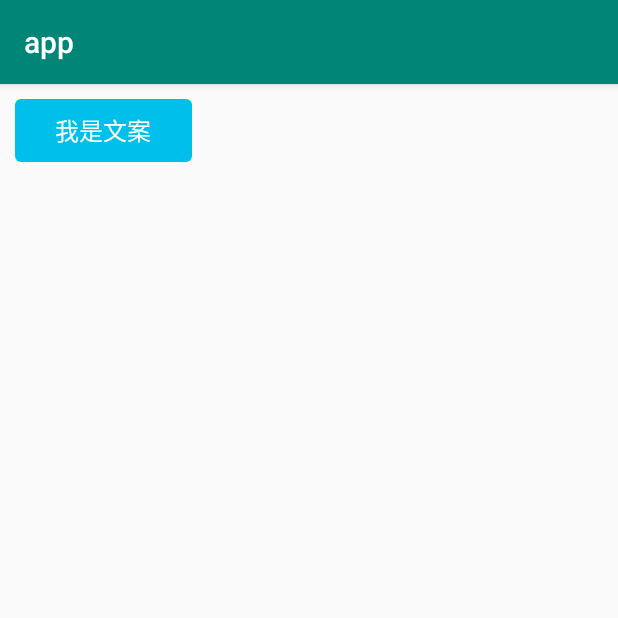
After one commit to 13120241790/customview, an Android app: the JuLiveTextViewActivity screen opened directly, with no data from a screen before it, on a phone screen of 412 x 824 dp, the top half of it. The commit adds this screen. Run offline under Robolectric (Android 15) with nearby library versions, the phone set to English and light mode, and no system bars.

Commit message:
commit RectTextView and CircularTextView

```diff
--- a/app/src/main/AndroidManifest.xml
+++ b/app/src/main/AndroidManifest.xml
@@ -20,6 +20,7 @@
         <activity android:name=".constraintlayout.ConstraintLayoutActivity" />
         <activity android:name=".ShowProgressBarActivity" />
         <activity android:name=".ShowSurfaceViewLucyPanActivity" />
+        <activity android:name=".JuLiveTextViewActivity" />
     </application>
 
 </manifest>
--- /dev/null
+++ b/app/src/main/java/com/custom/view/JuLiveTextViewActivity.java
@@ -0,0 +1,13 @@
+package com.custom.view;
+
+import android.os.Bundle;
+import android.support.annotation.Nullable;
+import android.support.v7.app.AppCompatActivity;
+
+public class JuLiveTextViewActivity extends AppCompatActivity {
+    @Override
+    protected void onCreate(@Nullable Bundle savedInstanceState) {
+        super.onCreate(savedInstanceState);
+        setContentView(R.layout.activity_ju_live_text_view);
+    }
+}
--- a/app/src/main/java/com/custom/view/MainActivity.java
+++ b/app/src/main/java/com/custom/view/MainActivity.java
@@ -6,6 +6,7 @@ import android.os.Bundle;
 import android.view.View;
 
 import com.custom.view.constraintlayout.ConstraintLayoutActivity;
+import com.custom.view.julivetextview.JuLiveTextView;
 
 public class MainActivity extends AppCompatActivity {
 
@@ -26,4 +27,8 @@ public class MainActivity extends AppCompatActivity {
     public void surfaceViewLucyPan(View view) {
         startActivity(new Intent(this,ShowSurfaceViewLucyPanActivity.class));
     }
+
+    public void juLiveTextView(View view) {
+        startActivity(new Intent(this, JuLiveTextViewActivity.class));
+    }
 }
--- /dev/null
+++ b/app/src/main/java/com/custom/view/julivetextview/CircularTextView.java
@@ -0,0 +1,54 @@
+package com.custom.view.julivetextview;
+
+import android.content.Context;
+import android.content.res.TypedArray;
+import android.graphics.Canvas;
+import android.graphics.Paint;
+import android.graphics.RectF;
+import android.support.annotation.Nullable;
+import android.support.v7.widget.AppCompatTextView;
+import android.util.AttributeSet;
+import android.view.Gravity;
+
+import com.custom.view.R;
+
+public class CircularTextView extends AppCompatTextView {
+
+    private float mCircularRadius;
+
+    private RectF circularRect;
+
+    private Paint mPaint;
+
+    public CircularTextView(Context context) {
+        this(context, null);
+    }
+
+    public CircularTextView(Context context, @Nullable AttributeSet attrs) {
+        this(context, attrs, 0);
+    }
+
+    public CircularTextView(Context context, @Nullable AttributeSet attrs, int defStyleAttr) {
+        super(context, attrs, defStyleAttr);
+        TypedArray typedArray = context.obtainStyledAttributes(attrs, R.styleable.CircularTextView);
+        mCircularRadius = typedArray.getDimension(R.styleable.CircularTextView_circularRadius, 0);
+        mPaint = new Paint();
+        mPaint.setStyle(Paint.Style.STROKE);
+        mPaint.setColor(getCurrentTextColor());
+        mPaint.setStrokeWidth(2);
+        mPaint.setAntiAlias(true);
+        circularRect = new RectF();
+        setGravity(Gravity.CENTER);
+        typedArray.recycle();
+    }
+
+    @Override
+    protected void onDraw(Canvas canvas) {
+        super.onDraw(canvas);
+        circularRect.left = 0;
+        circularRect.right = getWidth();
+        circularRect.top = 0;
+        circularRect.bottom = getHeight();
+        canvas.drawRoundRect(circularRect, mCircularRadius, mCircularRadius, mPaint);
+    }
+}
--- /dev/null
+++ b/app/src/main/java/com/custom/view/julivetextview/JuLiveTextView.java
@@ -0,0 +1,201 @@
+package com.custom.view.julivetextview;
+
+import android.content.Context;
+import android.content.res.TypedArray;
+import android.graphics.Canvas;
+import android.graphics.Paint;
+import android.graphics.Rect;
+import android.graphics.RectF;
+import android.support.annotation.Nullable;
+import android.support.v7.widget.AppCompatTextView;
+import android.util.AttributeSet;
+import android.util.DisplayMetrics;
+import android.util.Log;
+import android.util.TypedValue;
+
+import com.custom.view.R;
+
+public class JuLiveTextView extends AppCompatTextView {
+
+    private static final String TAG = JuLiveTextView.class.getSimpleName();
+
+    private int mode;
+
+    private int filletColor;
+
+    private float filletRadius;
+
+    private int circularColor;
+
+    private float circularLineSize;
+
+    private float circularRadius;
+    /**
+     * 文字画笔
+     */
+    private Paint mPaint;
+
+    private Paint filletPaint;
+
+    private Paint circularPaint;
+
+    private Rect mBound;
+
+    private RectF filletRect;
+
+    private RectF circularRect;
+
+
+
+    /**
+     * <declare-styleable name="JuLiveTextView">
+     * <attr name="Mode">
+     * <enum name="Fillet" value="0" /> <!--圆角模式-->
+     * <enum name="Circular" value="1" /><!--圆形模式-->
+     * </attr>
+     * <attr name="filletColor" format="color" /> <!--圆角模式下背景颜色-->
+     * <attr name="filletRadius" format="dimension" /> <!--圆角模式下圆角半径-->
+     * <attr name="circularColor" format="color" /> <!--圆形模式下边框线颜色-->
+     * <attr name="circularLineSize" format="dimension" /> <!--圆形模式下边框线粗细-->
+     * </declare-styleable>
+     */
+
+
+    public JuLiveTextView(Context context) {
+        this(context, null);
+    }
+
+    public JuLiveTextView(Context context, @Nullable AttributeSet attrs) {
+        this(context, attrs, 0);
+    }
+
+    public JuLiveTextView(Context context, @Nullable AttributeSet attrs, int defStyleAttr) {
+        super(context, attrs, defStyleAttr);
+        TypedArray typedArray = context.obtainStyledAttributes(attrs, R.styleable.JuLiveTextView);
+        mode = typedArray.getInt(R.styleable.JuLiveTextView_Mode, ShapeMode.NORMAL.getMode());
+        if (mode == ShapeMode.FILLET.getMode()) {
+            filletColor = typedArray.getColor(R.styleable.JuLiveTextView_filletColor, 0);
+            filletRadius = typedArray.getDimension(R.styleable.JuLiveTextView_filletRadius, 0);
+
+            filletPaint = new Paint();
+            filletPaint.setColor(filletColor);
+            filletPaint.setStyle(Paint.Style.FILL);
+            filletPaint.setAntiAlias(true);
+
+            filletRect = new RectF();
+
+
+        } else if (mode == ShapeMode.CIRCULAR.getMode()) {
+            circularColor = typedArray.getColor(R.styleable.JuLiveTextView_circularColor, 0);
+            circularLineSize = typedArray.getDimension(R.styleable.JuLiveTextView_circularLineSize, 0);
+            circularRadius = typedArray.getDimension(R.styleable.JuLiveTextView_filletRadius, 0);
+
+            circularPaint = new Paint();
+            circularPaint.setStyle(Paint.Style.STROKE);
+            circularPaint.setColor(circularColor);
+            circularPaint.setStrokeWidth(circularLineSize);
+            circularPaint.setAntiAlias(true);
+
+            circularRect = new RectF();
+        } else {
+            throw new IllegalArgumentException("ShapeMode must be specified as FILLET or CIRCULAR, otherwise use TextView");
+        }
+        mPaint = new Paint();
+        mPaint.setTextSize(getTextSize());
+        mPaint.setAntiAlias(true);
+        mPaint.setColor(getTextColors().getDefaultColor());
+        mBound = new Rect();
+        mPaint.getTextBounds(getText().toString(), 0, getText().length(), mBound);
+        typedArray.recycle();
+    }
+
+    @Override
+    protected void onDraw(Canvas canvas) {
+        super.onDraw(canvas);
+        Log.e(TAG, "with = " + getWidth());
+        Log.e(TAG, "MeasuredHeight = " + getMeasuredHeight());
+        Log.e(TAG, "height = " + getHeight());
+        Log.e(TAG, "MeasuredHeight = " + getMeasuredHeight());
+
+        Log.e(TAG, "getLeft = " + getLeft());
+        Log.e(TAG, "getRight = " + getRight());
+        Log.e(TAG, "getTop = " + getTop());
+        Log.e(TAG, "getBottom = " + getBottom());
+
+        Log.e(TAG, "getPaddingLeft = " + getPaddingLeft());
+        Log.e(TAG, "getPaddingRight = " + getPaddingRight());
+        Log.e(TAG, "getPaddingTop = " + getPaddingTop());
+        Log.e(TAG, "getPaddingBottom = " + getPaddingBottom());
+
+//        setClipBounds();
+
+//        getBackground().setBounds();
+        if (mode == ShapeMode.FILLET.getMode()) {
+            filletRect.left = 0;
+            filletRect.right = getWidth();
+            filletRect.top = 0;
+            filletRect.bottom = getHeight();
+            canvas.drawRoundRect(filletRect, filletRadius, filletRadius, filletPaint);
+            canvas.drawText(getText().toString(), getWidth() / 2 - mBound.width() * 1.0f / 2, getHeight() / 2 + mBound.height() * 1.0f / 2, mPaint);
+        } else {
+            circularRect.left = 0;
+            circularRect.right = getWidth();
+            circularRect.top = 0;
+            circularRect.bottom = getHeight();
+            canvas.drawRoundRect(circularRect, circularRadius, circularRadius, circularPaint);
+        }
+    }
+
+    public enum ShapeMode {
+        /**
+         * 普通模式
+         */
+        NORMAL(0),
+        /**
+         * 圆角模式
+         */
+        FILLET(1),
+        /**
+         * 圆形模式
+         */
+        CIRCULAR(2);
+
+        private int mode;
+
+        ShapeMode(int mode) {
+            this.mode = mode;
+        }
+
+        public int getMode() {
+            return mode;
+        }
+
+        public static ShapeMode setValue(int mode) {
+            for (ShapeMode s : ShapeMode.values()) {
+                if (mode == s.getMode()) {
+                    return s;
+                }
+            }
+            return NORMAL;
+        }
+    }
+
+
+
+    private int dpToPx(Context context, int dp) {
+        return dp * (context.getResources().getDisplayMetrics().densityDpi / DisplayMetrics.DENSITY_DEFAULT);
+    }
+
+    private int pxToDp(Context context, int px) {
+        return px / (context.getResources().getDisplayMetrics().densityDpi / DisplayMetrics.DENSITY_DEFAULT);
+    }
+
+    private float spToPx(Context context, float sp) {
+        return TypedValue.applyDimension(TypedValue.COMPLEX_UNIT_SP, sp, context.getResources().getDisplayMetrics());
+    }
+
+    private int pxToSp(Context context, float px) {
+        float fontScale = context.getResources().getDisplayMetrics().scaledDensity;
+        return (int) (px / fontScale + 0.5f);
+    }
+}
--- /dev/null
+++ b/app/src/main/java/com/custom/view/julivetextview/RectTextView.java
@@ -0,0 +1,56 @@
+package com.custom.view.julivetextview;
+
+import android.content.Context;
+import android.content.res.TypedArray;
+import android.graphics.Canvas;
+import android.graphics.Paint;
+import android.graphics.RectF;
+import android.support.v7.widget.AppCompatTextView;
+import android.util.AttributeSet;
+import android.view.Gravity;
+
+import com.custom.view.R;
+
+public class RectTextView extends AppCompatTextView {
+
+    private Paint mPaint;
+    private RectF mRect;
+    private float mRectRadius;
+
+    public RectTextView(Context context) {
+        this(context, null);
+    }
+
+    public RectTextView(Context context, AttributeSet attrs) {
+        this(context, attrs, 0);
+    }
+
+    public RectTextView(Context context, AttributeSet attrs, int defStyleAttr) {
+        super(context, attrs, defStyleAttr);
+        TypedArray typedArray = context.obtainStyledAttributes(attrs, R.styleable.RectTextView);
+        mRectRadius = typedArray.getDimension(R.styleable.RectTextView_rectRadius, 0);
+        int rectColor = typedArray.getColor(R.styleable.RectTextView_rectColor, 0);
+        mPaint = new Paint();
+        mPaint.setColor(rectColor);
+        mPaint.setStyle(Paint.Style.FILL);
+        mPaint.setAntiAlias(true);
+        mRect = new RectF();
+        setGravity(Gravity.CENTER);
+//        Drawable drawable = getResources().getDrawable(R.mipmap.ic_launcher);
+//        drawable.setBounds(0, 0, (int) getTextSize(), (int) getTextSize());
+//        Log.e("padding", "getCompoundPaddingLeft :" + getCompoundPaddingLeft());
+//        setCompoundDrawables(drawable, null, null, null);
+        typedArray.recycle();
+    }
+
+    @Override
+    protected void onDraw(Canvas canvas) {
+        mRect.left = 0;
+        mRect.right = getWidth();
+        mRect.top = 0;
+        mRect.bottom = getHeight();
+        canvas.drawRoundRect(mRect, mRectRadius, mRectRadius, mPaint);
+        super.onDraw(canvas);
+    }
+
+}
--- /dev/null
+++ b/app/src/main/java/com/custom/view/progressbar/CustomProgressBar.java
@@ -0,0 +1,115 @@
+package com.custom.view.progressbar;
+
+import android.content.Context;
+import android.content.res.TypedArray;
+import android.graphics.Canvas;
+import android.graphics.Color;
+import android.graphics.Paint;
+import android.graphics.Rect;
+import android.graphics.RectF;
+import android.support.annotation.Nullable;
+import android.util.AttributeSet;
+import android.view.View;
+
+import com.custom.view.R;
+
+public class CustomProgressBar extends View {
+
+    private int firstColor;
+    private int secondColor;
+    private int circleWidth;
+    private int speed;
+    private Paint mPaint;
+    private Paint textPaint;
+
+    /**
+     * 当前进度
+     */
+    private int mProgress;
+
+    /**
+     * 是否应该开始下一个
+     */
+    private boolean isNext = false;
+
+    public CustomProgressBar(Context context, @Nullable AttributeSet attrs) {
+        this(context, attrs, 0);
+    }
+
+    public CustomProgressBar(Context context, @Nullable AttributeSet attrs, int defStyleAttr) {
+        super(context, attrs, defStyleAttr);
+        TypedArray a = context.getTheme().obtainStyledAttributes(attrs, R.styleable.CustomProgressBar, defStyleAttr, 0);
+        firstColor = a.getColor(R.styleable.CustomProgressBar_firstColor, Color.TRANSPARENT);
+        secondColor = a.getColor(R.styleable.CustomProgressBar_secondColor, Color.YELLOW);
+        circleWidth = (int) a.getDimension(R.styleable.CustomProgressBar_circleWidth, 30);
+        speed = a.getInt(R.styleable.CustomProgressBar_speed, 20);
+        a.recycle();
+
+        mPaint = new Paint();
+        textPaint = new Paint();
+
+        new Thread(new Runnable() {
+            @Override
+            public void run() {
+                while (true) {
+                    mProgress++;
+                    if (mProgress == 100) {
+                        mProgress = 0;
+                    }
+
+//                    if (!isNext) {
+//                        isNext = true;
+//                    } else {
+//                        isNext = false;
+//                    }
+
+                    postInvalidate();
+
+                    try {
+                        Thread.sleep(speed);
+                    } catch (InterruptedException e) {
+                        e.printStackTrace();
+                    }
+                }
+            }
+        }).start();
+    }
+
+
+    @Override
+    protected void onDraw(Canvas canvas) {
+        int centre = getWidth() / 2;//获取圆形 x 坐标
+        int radius = centre - circleWidth / 2;// 半径
+        mPaint.setStrokeWidth(circleWidth); // 设置圆环的宽度
+        mPaint.setAntiAlias(true); // 消除锯齿
+        mPaint.setStyle(Paint.Style.STROKE); // 设置空心
+        RectF oval = new RectF(centre - radius, centre - radius, centre + radius, centre + radius); // 用于定义的圆弧的形状和大小的界限
+//        if (!isNext) {// 第一颜色的圈完整，第二颜色跑
+        mPaint.setColor(firstColor); // 设置圆环的颜色 目前为透明色
+        canvas.drawCircle(centre, centre, radius, mPaint); // 画出圆环
+        mPaint.setColor(secondColor); // 设置圆环的颜色
+
+        //画百分比文字
+        textPaint.setTextSize(50);
+        textPaint.setColor(Color.BLACK);
+        textPaint.setAntiAlias(true);
+        textPaint.setStyle(Paint.Style.FILL);
+        Rect textBound = new Rect();
+        String mPercentText = mProgress + "%";
+        textPaint.getTextBounds(mPercentText, 0, mPercentText.length(), textBound);
+        canvas.drawText(mPercentText, getWidth() / 2 - textBound.width() / 2, getHeight() / 2 + textBound.height() / 2, textPaint);
+
+
+//        canvas.drawText(mProgress + "%", centre - circleWidth, centre - circleWidth, textPaint);
+
+        //画进度
+        canvas.drawArc(oval, -90, (float) (mProgress * (3.6)), false, mPaint); // 根据进度画圆弧
+//        } else {
+//            mPaint.setColor(secondColor); // 设置圆环的颜色
+//            canvas.drawCircle(centre, centre, radius, mPaint); // 画出圆环
+//            mPaint.setColor(firstColor); // 设置圆环的颜色
+//            canvas.drawArc(oval, -90, mProgress, false, mPaint); // 根据进度画圆弧
+//        }
+
+    }
+}
--- /dev/null
+++ b/app/src/main/res/layout/activity_ju_live_text_view.xml
@@ -0,0 +1,65 @@
+<?xml version="1.0" encoding="utf-8"?>
+<android.support.constraint.ConstraintLayout xmlns:android="http://schemas.android.com/apk/res/android"
+    xmlns:zhy="http://schemas.android.com/apk/res-auto"
+    android:layout_width="match_parent"
+    android:layout_height="match_parent">
+
+
+    <com.custom.view.julivetextview.JuLiveTextView
+        android:id="@+id/tv1"
+        android:layout_width="118dp"
+        android:layout_height="42dp"
+        android:layout_marginLeft="10dp"
+        android:layout_marginTop="10dp"
+        android:text="我是文案"
+        android:textColor="#FFF"
+        android:textSize="16sp"
+        android:visibility="gone"
+        zhy:Mode="Fillet"
+        zhy:filletColor="#00C0EB"
+        zhy:filletRadius="4dp"
+        zhy:layout_constraintLeft_toLeftOf="parent"
+        zhy:layout_constraintTop_toTopOf="parent" />
+
+
+    <com.custom.view.julivetextview.JuLiveTextView
+        android:layout_width="230dp"
+        android:layout_height="44dp"
+        android:layout_marginLeft="10dp"
+        android:gravity="center"
+        android:text="我是文案"
+        android:textColor="#00C0EB"
+        android:textSize="16sp"
+        android:visibility="gone"
+        zhy:Mode="Circular"
+        zhy:circularColor="#00C0EB"
+        zhy:circularLineSize="1dp"
+        zhy:filletRadius="22dp"
+        zhy:layout_constraintLeft_toRightOf="@id/tv1"
+        zhy:layout_constraintTop_toTopOf="@id/tv1" />
+
+    <com.custom.view.julivetextview.CircularTextView
+        android:layout_width="230dp"
+        android:layout_height="44dp"
+        android:layout_margin="10dp"
+        android:text="我是文案"
+        android:textColor="#00C0EB"
+        android:textSize="16sp"
+        android:visibility="gone"
+        zhy:circularRadius="22dp"
+        zhy:layout_constraintLeft_toLeftOf="parent"
+        zhy:layout_constraintTop_toTopOf="parent" />
+
+    <com.custom.view.julivetextview.RectTextView
+        android:layout_width="118dp"
+        android:layout_height="42dp"
+        android:layout_margin="10dp"
+        android:text="我是文案"
+        android:textColor="#FFF"
+        android:textSize="16sp"
+        zhy:layout_constraintLeft_toLeftOf="parent"
+        zhy:layout_constraintTop_toTopOf="parent"
+        zhy:rectColor="#00C0EB"
+        zhy:rectRadius="4dp" />
+
+</android.support.constraint.ConstraintLayout>
```
Also changed, not shown: app/src/main/res/layout/activity_main.xml (+11 -0 lines), app/src/main/res/layout/activity_show_progress.xml (+7 -0 lines), app/src/main/res/values/atrrs.xml (added, +37 -0 lines), 1 other file.
